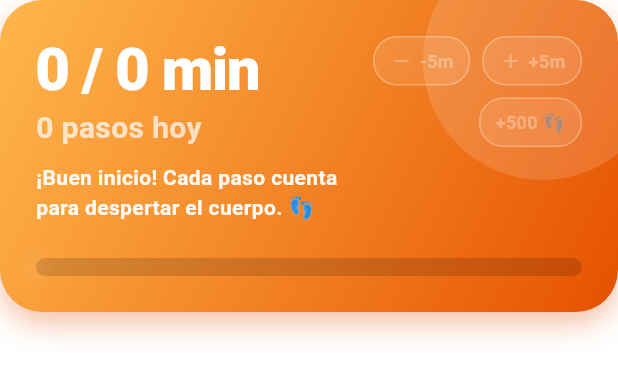
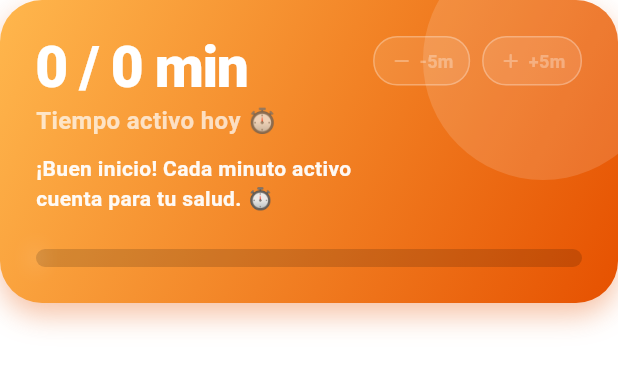
Before and after one commit to Maxigon87/tomatelo, a Flutter app: the MovementTrackerCard widget shown alone on an empty page, opened directly with empty values, on a phone screen of 412 x 824 dp. Shown: the top 378 px of the screen. Run offline on Flutter 3.47's test engine with Material 3 defaults, Android fonts, the phone set to English and light mode, and no system bars; our stand-ins replace audioplayers, awesome_notifications, cloud_firestore, confetti, firebase_auth, firebase_core and 3 more; missing offline and left inert: health, home_widget; accounts and stored records are empty.

Commit message:
mejorarndo pantalla de pasos

```diff
--- a/lib/screens/home_screen.dart
+++ b/lib/screens/home_screen.dart
@@ -1267,7 +1267,7 @@ class _HomeScreenState extends State<HomeScreen> with WidgetsBindingObserver {
                     ),
                     const SizedBox(height: 12),
                     const Text(
-                      'Sincroniza tus pasos automáticos',
+                      'Sincroniza tu tiempo de actividad',
                       textAlign: TextAlign.center,
                       style: TextStyle(
                         color: Colors.white,
@@ -1277,7 +1277,7 @@ class _HomeScreenState extends State<HomeScreen> with WidgetsBindingObserver {
                     ),
                     const SizedBox(height: 12),
                     Text(
-                      'Para que no tengas que activar un cronómetro cada vez que caminas, nos conectamos de forma segura con Conexión de Salud (Google Health Connect). Así, tu teléfono contará tus minutos activos en segundo plano de manera ultra eficiente.',
+                      'Para que no tengas que activar un cronómetro cada vez que caminas o te mueves, nos conectamos de forma segura con Conexión de Salud (Google Health Connect). Así, tu teléfono medirá tu tiempo activo en segundo plano de manera ultra eficiente.',
                       textAlign: TextAlign.center,
                       style: TextStyle(
                         color: Colors.white.withValues(alpha: 0.9),
@@ -1324,10 +1324,9 @@ class _HomeScreenState extends State<HomeScreen> with WidgetsBindingObserver {
               MovementTrackerCard(
                 currentMinutes: _movementMinutesToday,
                 goalMinutes: _movementGoal,
-                currentSteps: _movementStepsToday,
                 onAddMinutes: () => _incrementMovementMinutes(5),
+                onAdd15Minutes: () => _incrementMovementMinutes(15),
                 onRemoveMinutes: () => _decrementMovementMinutes(5),
-                onAddSteps: () => _incrementMovementSteps(500),
                 showManualControls: true,
               ),
               const SizedBox(height: 18),
@@ -1342,8 +1341,9 @@ class _HomeScreenState extends State<HomeScreen> with WidgetsBindingObserver {
                     _StatusChip(label: 'Racha actual: $streak días 🔥'),
                     const SizedBox(height: 16),
                     Text(
-                      'Distancia estimada: ${(_movementStepsToday * 0.0007).toStringAsFixed(2)} km\n'
-                      'Calorías activas estimadas: ${(_movementMinutesToday * 5.5).round()} kcal',
+                      'Tiempo activo hoy: $_movementMinutesToday min\n'
+                      'Meta diaria: $_movementGoal min\n'
+                      'Calorías activas estimadas: ${(_movementMinutesToday * 4.5).round()} kcal',
                       style: TextStyle(
                         color: Colors.white.withValues(alpha: 0.95),
                         fontWeight: FontWeight.w600,
--- a/lib/widgets/movement_tracker_card.dart
+++ b/lib/widgets/movement_tracker_card.dart
@@ -3,22 +3,18 @@ import 'package:flutter/material.dart';
 class MovementTrackerCard extends StatefulWidget {
   final int currentMinutes;
   final int goalMinutes;
-  final int currentSteps;
   final VoidCallback? onAddMinutes;
+  final VoidCallback? onAdd15Minutes;
   final VoidCallback? onRemoveMinutes;
-  final VoidCallback? onAddSteps;
-  final VoidCallback? onRemoveSteps;
   final bool showManualControls;
 
   const MovementTrackerCard({
     super.key,
     required this.currentMinutes,
     required this.goalMinutes,
-    required this.currentSteps,
     this.onAddMinutes,
+    this.onAdd15Minutes,
     this.onRemoveMinutes,
-    this.onAddSteps,
-    this.onRemoveSteps,
     this.showManualControls = true,
   });
 
@@ -28,8 +24,8 @@ class MovementTrackerCard extends StatefulWidget {
 
 class _MovementTrackerCardState extends State<MovementTrackerCard> {
   bool _isAddMinPressed = false;
+  bool _isAdd15MinPressed = false;
   bool _isRemoveMinPressed = false;
-  bool _isAddStepsPressed = false;
 
   double get _progress {
     if (widget.goalMinutes <= 0) return 0.0;
@@ -39,13 +35,13 @@ class _MovementTrackerCardState extends State<MovementTrackerCard> {
   String get _motivationalText {
     final double pct = _progress * 100;
     if (pct >= 100) {
-      return "¡Meta alcanzada! Tu mente y cuerpo te lo agradecen. 🌟";
+      return "¡Meta alcanzada! Tu cuerpo y tu mente te lo agradecen. 🌟";
     } else if (pct >= 80) {
-      return "¡Casi lo logras! Unos minutos más de movimiento. 🏁";
+      return "¡Casi lo logras! Unos minutos más de actividad. 🏁";
     } else if (pct >= 40) {
       return "¡Vas a excelente ritmo! Ya se siente la energía. 🏃‍♂️";
     } else {
-      return "¡Buen inicio! Cada paso cuenta para despertar el cuerpo. 👣";
+      return "¡Buen inicio! Cada minuto activo cuenta para tu salud. ⏱️";
     }
   }
 
@@ -103,7 +99,7 @@ class _MovementTrackerCardState extends State<MovementTrackerCard> {
                             Text(
                               '${widget.currentMinutes} / ${widget.goalMinutes} min',
                               style: const TextStyle(
-                                fontSize: 40,
+                                fontSize: 38,
                                 fontWeight: FontWeight.w800,
                                 color: Colors.white,
                                 height: 1.1,
@@ -111,10 +107,10 @@ class _MovementTrackerCardState extends State<MovementTrackerCard> {
                               ),
                             ),
                             const SizedBox(height: 6),
-                            Text(
-                              '${widget.currentSteps} pasos hoy',
-                              style: const TextStyle(
-                                fontSize: 20,
+                            const Text(
+                              'Tiempo activo hoy ⏱️',
+                              style: TextStyle(
+                                fontSize: 16,
                                 fontWeight: FontWeight.w700,
                                 color: Colors.white70,
                                 height: 1.1,
@@ -163,15 +159,17 @@ class _MovementTrackerCardState extends State<MovementTrackerCard> {
                                 ),
                               ],
                             ),
-                            const SizedBox(height: 8),
-                            _ActionButton(
-                              label: '+500 👣',
-                              isPressed: _isAddStepsPressed,
-                              onPressed: widget.onAddSteps,
-                              onPressStateChanged: (isPressed) => setState(
-                                () => _isAddStepsPressed = isPressed,
+                            if (widget.onAdd15Minutes != null) ...[
+                              const SizedBox(height: 8),
+                              _ActionButton(
+                                label: '+15m ⏱️',
+                                isPressed: _isAdd15MinPressed,
+                                onPressed: widget.onAdd15Minutes,
+                                onPressStateChanged: (isPressed) => setState(
+                                  () => _isAdd15MinPressed = isPressed,
+                                ),
                               ),
-                            ),
+                            ],
                           ],
                         ),
                     ],
```
